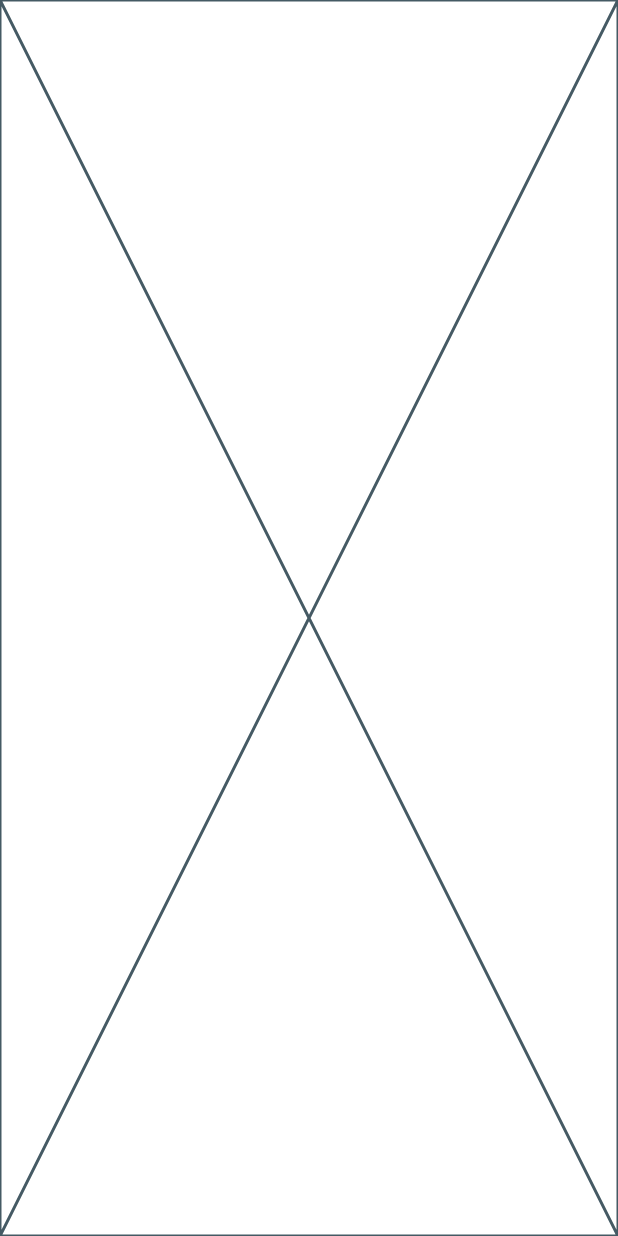
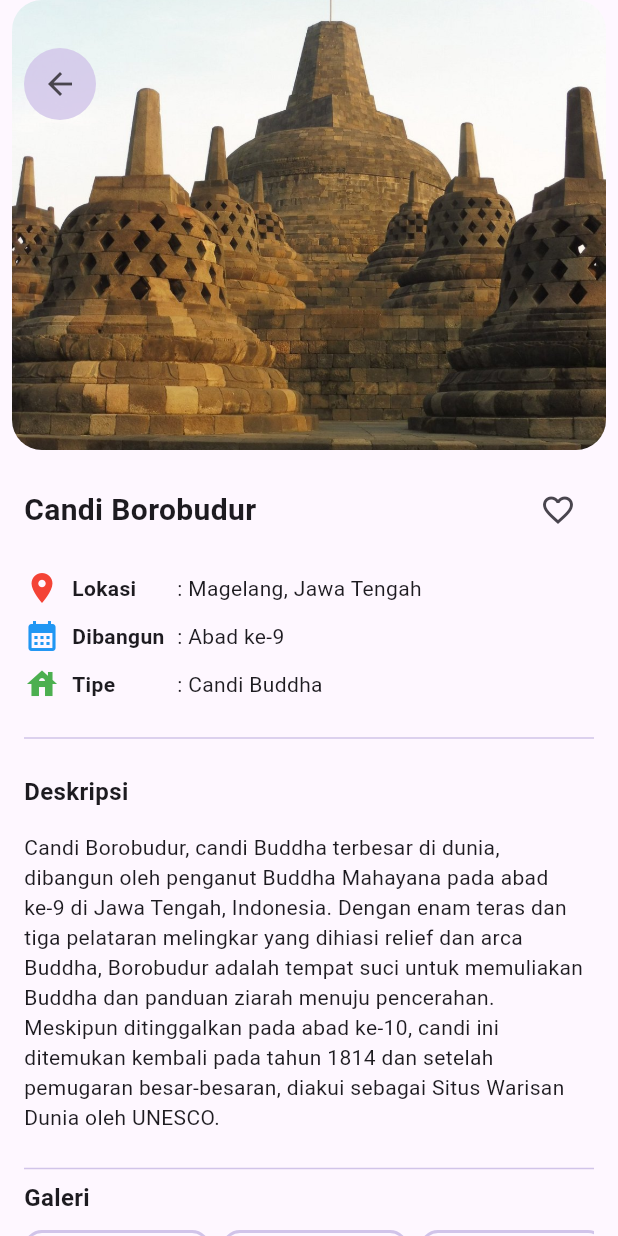
Before and after one commit to Virlianyy/wisata_candi_virlianyjessicaputri, a Flutter app: the screen it shows after launch, on a phone screen of 412 x 824 dp. Run offline on Flutter 3.47's test engine with Material 3 defaults, Android fonts, the light colour scheme and no system bars; drawn by our look-alikes of cached_network_image; network calls fail.

Commit message:
detail_screen commit

```diff
--- a/lib/data/candi_data.dart
+++ b/lib/data/candi_data.dart
@@ -1,4 +1,4 @@
-import 'package:wisata_candi/models/candi.dart';
+import 'package:wisata_candi_virlianyjessicaputri/models/candi.dart';
 
 var candiList = [
   Candi(
--- a/lib/main.dart
+++ b/lib/main.dart
@@ -1,4 +1,6 @@
 import 'package:flutter/material.dart';
+import 'package:wisata_candi_virlianyjessicaputri/data/candi_data.dart';
+import 'package:wisata_candi_virlianyjessicaputri/screens/detail_screen.dart';
 
 void main() {
   runApp(const MyApp());
@@ -12,19 +14,11 @@ class MyApp extends StatelessWidget {
   Widget build(BuildContext context) {
     return MaterialApp(
       title: 'Wisata Candi',
+      debugShowCheckedModeBanner: false,
       theme: ThemeData(
         colorScheme: .fromSeed(seedColor: Colors.deepPurple),
       ),
-      home: DetailScreen(),
+      home: DetailScreen(candi: candiList[0],),
     );
   }
 }
-
-class DetailScreen extends StatelessWidget {
-  const DetailScreen({super.key});
-
-  @override
-  Widget build(BuildContext context) {
-    return const Placeholder();
-  }
-}
--- /dev/null
+++ b/lib/screens/detail_screen.dart
@@ -0,0 +1,184 @@
+import 'package:flutter/material.dart';
+import 'package:cached_network_image/cached_network_image.dart';
+import 'package:wisata_candi_virlianyjessicaputri/models/candi.dart';
+import 'package:wisata_candi_virlianyjessicaputri/widgets/detail_header.dart';
+
+class DetailScreen extends StatelessWidget {
+  final Candi candi;
+  const DetailScreen({super.key, required this.candi});
+
+  @override
+  Widget build(BuildContext context) {
+    return Scaffold(
+      // Mencegah overflow dengan membungkus Column di dalam SingleChildScrollView
+      body: SingleChildScrollView(
+        child: Column(
+          children: [
+            // Header / Gambar Utama & Tombol Back
+            DetailHeader(candi: candi),
+
+            // DetailInfo: Informasi Detail Candi
+            Padding(
+              padding: const EdgeInsets.symmetric(horizontal: 16),
+              child: Column(
+                crossAxisAlignment: CrossAxisAlignment.start,
+                children: [
+                  const SizedBox(height: 16),
+
+                  // 1. INFO ATAS: Nama Candi & Tombol Favorit
+                  Row(
+                    mainAxisAlignment: MainAxisAlignment.spaceBetween,
+                    children: [
+                      Text(
+                        candi.name,
+                        style: const TextStyle(
+                          fontSize: 20,
+                          fontWeight: FontWeight.bold,
+                        ),
+                      ),
+                      IconButton(
+                        onPressed: () {},
+                        icon: const Icon(Icons.favorite_border),
+                      ),
+                    ],
+                  ),
+
+                  // 2. INFO TENGAH: Lokasi, Dibangun, dan Tipe
+                  const SizedBox(height: 16),
+                  Row(
+                    children: [
+                      const Icon(Icons.place, color: Colors.red),
+                      const SizedBox(width: 8),
+                      const SizedBox(
+                        width: 70,
+                        child: Text(
+                          'Lokasi',
+                          style: TextStyle(fontWeight: FontWeight.bold),
+                        ),
+                      ),
+                      Text(': ${candi.location}'),
+                    ],
+                  ),
+                  const SizedBox(height: 8),
+                  Row(
+                    children: [
+                      const Icon(Icons.calendar_month, color: Colors.blue),
+                      const SizedBox(width: 8),
+                      const SizedBox(
+                        width: 70,
+                        child: Text(
+                          'Dibangun',
+                          style: TextStyle(fontWeight: FontWeight.bold),
+                        ),
+                      ),
+                      Text(': ${candi.built}'),
+                    ],
+                  ),
+                  const SizedBox(height: 8),
+                  Row(
+                    children: [
+                      const Icon(Icons.house, color: Colors.green),
+                      const SizedBox(width: 8),
+                      const SizedBox(
+                        width: 70,
+                        child: Text(
+                          'Tipe',
+                          style: TextStyle(fontWeight: FontWeight.bold),
+                        ),
+                      ),
+                      Text(': ${candi.type}'),
+                    ],
+                  ),
+
+                  // Pemisah (Divider)
+                  const SizedBox(height: 16),
+                  Divider(color: Colors.deepPurple.shade100),
+                  const SizedBox(height: 16),
+
+                  // 3. INFO BAWAH: Deskripsi
+                  const Text(
+                    'Deskripsi',
+                    style: TextStyle(
+                      fontSize: 16,
+                      fontWeight: FontWeight.bold,
+                    ),
+                  ),
+                  const SizedBox(height: 16),
+                  Text(candi.description),
+                ],
+              ),
+            ),
+
+            // DetailGallery: Galeri Foto Horisontal
+            Padding(
+              padding: const EdgeInsets.all(16),
+              child: Column(
+                crossAxisAlignment: CrossAxisAlignment.start,
+                children: [
+                  Divider(color: Colors.deepPurple.shade100),
+                  const Text(
+                    'Galeri',
+                    style: TextStyle(
+                      fontSize: 16,
+                      fontWeight: FontWeight.bold,
+                    ),
+                  ),
+                  const SizedBox(height: 10),
+                  // SizedBox memberi tinggi pasti untuk ListView horisontal
+                  SizedBox(
+                    height: 100,
+                    child: ListView.builder(
+                      scrollDirection: Axis.horizontal,
+                      itemCount: candi.imageUrls.length,
+                      itemBuilder: (context, index) {
+                        return Padding(
+                          padding: const EdgeInsets.only(right: 8),
+                          child: GestureDetector(
+                            onTap: () {},
+                            child: Container(
+                              decoration: BoxDecoration(
+                                borderRadius: BorderRadius.circular(12),
+                                border: Border.all(
+                                  color: Colors.deepPurple.shade100,
+                                  width: 2,
+                                ),
+                              ),
+                              child: ClipRRect(
+                                borderRadius: BorderRadius.circular(10),
+                                child: CachedNetworkImage(
+                                  imageUrl: candi.imageUrls[index],
+                                  width: 120,
+                                  height: 120,
+                                  fit: BoxFit.cover,
+                                  placeholder: (context, url) => Container(
+                                    width: 120,
+                                    height: 120,
+                                    color: Colors.deepPurple[50],
+                                  ),
+                                  errorWidget: (context, url, error) =>
+                                  const Icon(Icons.error),
+                                ),
+                              ),
+                            ),
+                          ),
+                        );
+                      },
+                    ),
+                  ),
+                  const SizedBox(height: 4),
+                  const Text(
+                    'Tap untuk memperbesar',
+                    style: TextStyle(
+                      fontSize: 12,
+                      color: Colors.black54,
+                    ),
+                  ),
+                ],
+              ),
+            ),
+          ],
+        ),
+      ),
+    );
+  }
+}
--- /dev/null
+++ b/lib/widgets/detail_header.dart
@@ -0,0 +1,51 @@
+import 'package:flutter/material.dart';
+import 'package:wisata_candi_virlianyjessicaputri/models/candi.dart';
+
+class DetailHeader extends StatelessWidget {
+  final Candi candi;
+
+  const DetailHeader({
+    super.key,
+    required this.candi,
+  });
+
+  @override
+  Widget build(BuildContext context) {
+    return Stack(
+      children: [
+        // Anak pertama Stack: Gambar Candi
+        Padding(
+          padding: const EdgeInsets.symmetric(
+            horizontal: 8,
+          ),
+          child: ClipRRect(
+            borderRadius: BorderRadius.circular(20),
+            child: Image.asset(
+              candi.imageAsset,
+              width: double.infinity,
+              height: 300,
+              fit: BoxFit.cover,
+            ),
+          ),
+        ),
+        // Anak kedua Stack: Tombol back kustom
+        Padding(
+          padding: const EdgeInsets.symmetric(
+            horizontal: 16,
+            vertical: 32,
+          ),
+          child: Container(
+            decoration: BoxDecoration(
+              color: Colors.deepPurple[100]?.withValues(alpha: 0.8),
+              shape: BoxShape.circle,
+            ),
+            child: IconButton(
+              onPressed: () {},
+              icon: const Icon(Icons.arrow_back),
+            ),
+          ),
+        ),
+      ],
+    );
+  }
+}
--- a/pubspec.yaml
+++ b/pubspec.yaml
@@ -33,7 +33,8 @@ dependencies:
 
   # The following adds the Cupertino Icons font to your application.
   # Use with the CupertinoIcons class for iOS style icons.
-  cupertino_icons: ^1.0.8
+  cupertino_icons: ^2.0.0
+  cached_network_image: ^4.0.3
 
 dev_dependencies:
   flutter_test:
@@ -61,6 +62,8 @@ flutter:
   # assets:
   #   - images/a_dot_burr.jpeg
   #   - images/a_dot_ham.jpeg
+  assets:
+    - images/
 
   # An image asset can refer to one or more resolution-specific "variants", see
   # https://flutter.dev/to/resolution-aware-images
```
Also changed, not shown: pubspec.lock.
